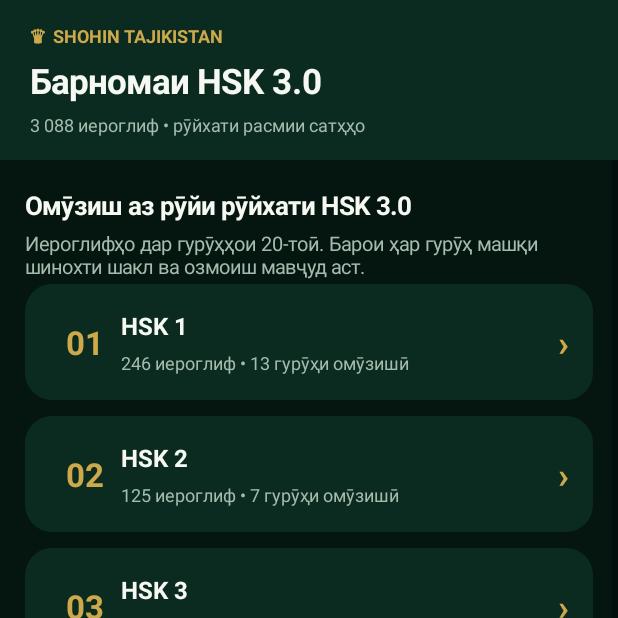
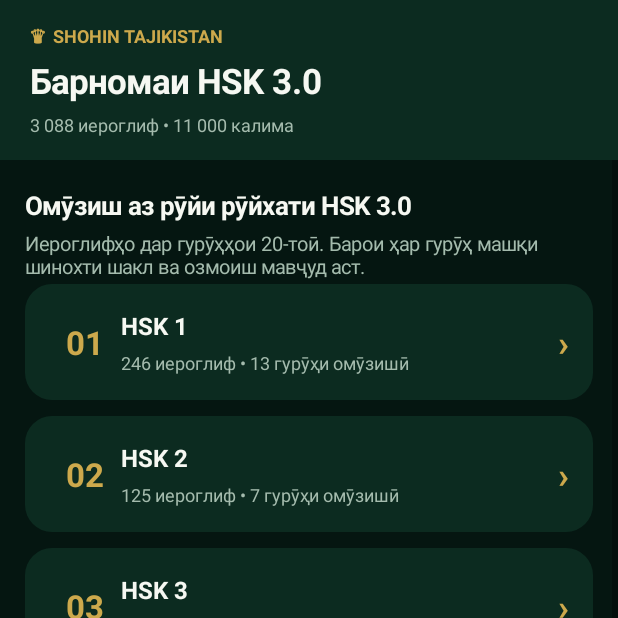
Before and after one commit to shohintajikistan/SHOHIN-TAJIK-CHINESE, an Android app: the screen it shows after launch (MainActivity), after a tap on "▶ Дарсҳоро оғоз кардан", on a phone screen of 412 x 824 dp, the top half of it. Run offline under Robolectric (Android 15) with nearby library versions, the phone set to English and light mode, and no system bars.

Commit message:
Show full HSK 3.0 word coverage on home screen

```diff
--- a/app/src/main/java/tj/shohin/chinese/MainActivity.java
+++ b/app/src/main/java/tj/shohin/chinese/MainActivity.java
@@ -110,7 +110,7 @@ public class MainActivity extends Activity {
       go.setOnClickListener(v->showLessons());quick.addView(go,new LinearLayout.LayoutParams(-1,dp(52)));body.addView(quick);
       gap(body,17);body.addView(label("Қисмҳои омӯзиш",18,WHITE,true));
       addFeature("▤","Дарсҳо","6 мавзӯъ • калимаҳо ва ибораҳо",()->showLessons());
-      addFeature("⌕","Луғати чинӣ","Ҷустуҷӯи иероглиф ва тарҷума",()->showDictionary());
+      addFeature("⌕","Луғати HSK 3.0","11 000 калима • Pinyin • ҷустуҷӯи офлайн",()->showDictionary());
       addFeature("✓","Санҷиш","Дониши худро бисанҷед",()->showQuiz());
       addFeature("★","Дастовардҳо","Натиҷа ва пешрафти омӯзиш",()->showProgress());
       gap(body,6);body.addView(label("Маслиҳат: ҳар рӯз 10 дақиқа омӯзед ва калимаҳоро бо овоз такрор кунед.",13,GOLD,false));
@@ -142,7 +142,7 @@ public class MainActivity extends Activity {
     }
     String levelName(int level){return level<6?"HSK "+(level+1):"HSK 7–9";}
     void showLessons(){
-      base("Барномаи HSK 3.0","3 088 иероглиф • рӯйхати расмии сатҳҳо","lessons");
+      base("Барномаи HSK 3.0","3 088 иероглиф • 11 000 калима","lessons");
       ArrayList<String[]> all=hskCharacters();
       body.addView(label("Омӯзиш аз рӯйи рӯйхати HSK 3.0",17,WHITE,true));
       body.addView(label("Иероглифҳо дар гурӯҳҳои 20-тоӣ. Барои ҳар гурӯҳ машқи шинохти шакл ва озмоиш мавҷуд аст.",13,MUTED,false));
```
